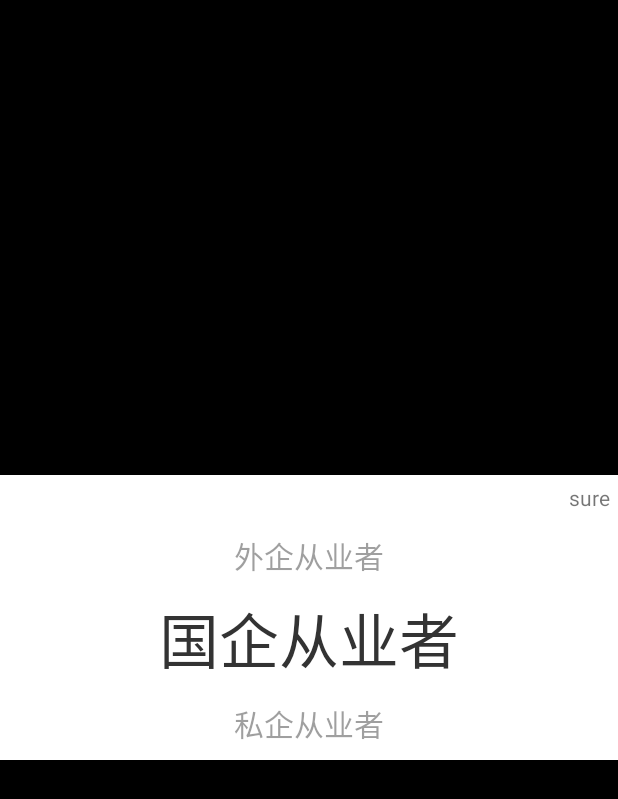
After one commit to darrenfantasy/CustomViewDemo, an Android app: the MyPickerViewActivity screen opened directly, with no data from a screen before it, on a phone screen of 412 x 824 dp. The commit adds this screen. Shown: the top 799 px of the screen. Run offline under Robolectric (Android 15) with nearby library versions, the phone set to English and light mode, and no system bars.

Commit message:
新增pickerView

```diff
--- a/app/src/main/AndroidManifest.xml
+++ b/app/src/main/AndroidManifest.xml
@@ -20,6 +20,7 @@
         <activity android:name=".ui.AnimationButtonActivity"/>
         <activity android:name=".ui.MyCanvasActivity"/>
         <activity android:name=".ui.MySwitchButtonActivity"/>
+        <activity android:name=".ui.MyPickerViewActivity"/>
     </application>
 
 </manifest>
--- a/app/src/main/java/com/fantasy/darren/mycanvasdemo/ui/MainActivity.java
+++ b/app/src/main/java/com/fantasy/darren/mycanvasdemo/ui/MainActivity.java
@@ -17,7 +17,7 @@ public class MainActivity extends AppCompatActivity {
         super.onCreate(savedInstanceState);
         setContentView(R.layout.activity_main);
         ListView listView = (ListView) findViewById(R.id.main_list_view);
-        String[] itemNames ={"AnimationButton","MyCanvas","SwitchButton"};
+        String[] itemNames ={"AnimationButton","MyCanvas","SwitchButton","pickerView"};
         ArrayList<String> stringArrayList = new ArrayList<>();
         Collections.addAll(stringArrayList,itemNames);
         MainActAdapter mainActAdapter = new MainActAdapter(stringArrayList);
--- /dev/null
+++ b/app/src/main/java/com/fantasy/darren/mycanvasdemo/ui/MyPickerViewActivity.java
@@ -0,0 +1,64 @@
+package com.fantasy.darren.mycanvasdemo.ui;
+
+import android.app.Activity;
+import android.os.Bundle;
+import android.util.Log;
+import android.view.View;
+import android.widget.TextView;
+import android.widget.Toast;
+
+import com.fantasy.darren.mycanvasdemo.R;
+import com.fantasy.darren.mycanvasdemo.widget.MyPickerView;
+
+import java.util.ArrayList;
+import java.util.List;
+
+/**
+ * Created by fantasy on 17/1/12.
+ */
+
+public class MyPickerViewActivity extends Activity {
+    MyPickerView minute_pv;
+    TextView textView;
+
+    @Override
+    protected void onCreate(Bundle savedInstanceState) {
+        super.onCreate(savedInstanceState);
+        setContentView(R.layout.my_pickerview_activity);
+        minute_pv = (MyPickerView) findViewById(R.id.minute_pv);
+        textView = (TextView) findViewById(R.id.sure);
+        textView.setOnClickListener(new View.OnClickListener() {
+            @Override
+            public void onClick(View v) {
+                Log.i("darren", "isShow:" + minute_pv.isShown());
+                if (minute_pv.isShown()) {
+                    Log.i("darren", "gone");
+                    minute_pv.setVisibility(View.GONE);
+                } else {
+                    Log.i("darren", "visible");
+                    minute_pv.setVisibility(View.VISIBLE);
+                }
+
+            }
+        });
+        List<String> data = new ArrayList<String>();
+        List<String> seconds = new ArrayList<String>();
+        String[] jobs = {"学生", "创业公司成员", "外企从业者", "国企从业者", "私企从业者", "公务员", "IT从业者"};
+        for (int i = 0; i < jobs.length; i++) {
+            data.add(jobs[i]);
+        }
+        for (int i = 0; i < 60; i++) {
+            seconds.add(i < 10 ? "0" + i : "" + i);
+        }
+        minute_pv.setData(data);
+        minute_pv.setOnSelectListener(new MyPickerView.onSelectListener() {
+
+            @Override
+            public void onSelect(String text) {
+                Toast.makeText(MyPickerViewActivity.this, "选择了 " + text,
+                        Toast.LENGTH_SHORT).show();
+            }
+        });
+    }
+
+}
--- /dev/null
+++ b/app/src/main/java/com/fantasy/darren/mycanvasdemo/widget/MyPickerView.java
@@ -0,0 +1,314 @@
+package com.fantasy.darren.mycanvasdemo.widget;
+
+import android.content.Context;
+import android.graphics.Canvas;
+import android.graphics.Paint;
+import android.os.Handler;
+import android.os.Message;
+import android.util.AttributeSet;
+import android.view.MotionEvent;
+import android.view.View;
+
+import java.util.ArrayList;
+import java.util.List;
+import java.util.Timer;
+import java.util.TimerTask;
+
+/**
+ * Created by fantasy on 17/1/12.
+ */
+
+public class MyPickerView extends View {
+    /**
+     * text之间间距和minTextSize之比
+     */
+    public static final float MARGIN_ALPHA = 2.8f;
+    /**
+     * 自动回滚到中间的速度
+     */
+    public static final float SPEED = 2;
+
+    private List<String> mDataList;
+    /**
+     * 选中的位置，这个位置是mDataList的中心位置，一直不变
+     */
+    private int mCurrentSelected;
+    private Paint mPaint;
+
+    private float mMaxTextSize = 80;
+    private float mMinTextSize = 40;
+
+    private float mMaxTextAlpha = 255;
+    private float mMinTextAlpha = 120;
+
+    private int mColorText = 0x333333;
+
+    private int mViewHeight;
+    private int mViewWidth;
+
+    private float mLastDownY;
+    /**
+     * 滑动的距离
+     */
+    private float mMoveLen = 0;
+    private boolean isInit = false;
+    private onSelectListener mSelectListener;
+    private Timer timer;
+    private MyTimerTask mTask;
+
+    Handler updateHandler = new Handler()
+    {
+
+        @Override
+        public void handleMessage(Message msg)
+        {
+            if (Math.abs(mMoveLen) < SPEED)
+            {
+                mMoveLen = 0;
+                if (mTask != null)
+                {
+                    mTask.cancel();
+                    mTask = null;
+                    performSelect();
+                }
+            } else
+                // 这里mMoveLen / Math.abs(mMoveLen)是为了保有mMoveLen的正负号，以实现上滚或下滚
+                mMoveLen = mMoveLen - mMoveLen / Math.abs(mMoveLen) * SPEED;
+            invalidate();
+        }
+
+    };
+
+    public MyPickerView(Context context)
+    {
+        super(context);
+        init();
+    }
+
+    public MyPickerView(Context context, AttributeSet attrs)
+    {
+        super(context, attrs);
+        init();
+    }
+
+    public void setOnSelectListener(onSelectListener listener)
+    {
+        mSelectListener = listener;
+    }
+
+    private void performSelect()
+    {
+        if (mSelectListener != null)
+            mSelectListener.onSelect(mDataList.get(mCurrentSelected));
+    }
+
+    public void setData(List<String> datas)
+    {
+        mDataList = datas;
+        mCurrentSelected = datas.size() / 2;
+        invalidate();
+    }
+
+    public void setSelected(int selected)
+    {
+        mCurrentSelected = selected;
+    }
+
+    private void moveHeadToTail()
+    {
+        String head = mDataList.get(0);
+        mDataList.remove(0);
+        mDataList.add(head);
+    }
+
+    private void moveTailToHead()
+    {
+        String tail = mDataList.get(mDataList.size() - 1);
+        mDataList.remove(mDataList.size() - 1);
+        mDataList.add(0, tail);
+    }
+
+    @Override
+    protected void onMeasure(int widthMeasureSpec, int heightMeasureSpec)
+    {
+        super.onMeasure(widthMeasureSpec, heightMeasureSpec);
+        mViewHeight = getMeasuredHeight();
+        mViewWidth = getMeasuredWidth();
+        // 按照View的高度计算字体大小
+        mMaxTextSize = mViewHeight / 4.0f;
+        mMinTextSize = mMaxTextSize / 2f;
+        isInit = true;
+        invalidate();
+    }
+
+    private void init()
+    {
+        timer = new Timer();
+        mDataList = new ArrayList<String>();
+        mPaint = new Paint(Paint.ANTI_ALIAS_FLAG);
+        mPaint.setStyle(Paint.Style.FILL);
+        mPaint.setTextAlign(Paint.Align.CENTER);
+        mPaint.setColor(mColorText);
+    }
+
+    @Override
+    protected void onDraw(Canvas canvas)
+    {
+        super.onDraw(canvas);
+        // 根据index绘制view
+        if (isInit)
+            drawData(canvas);
+    }
+
+    private void drawData(Canvas canvas)
+    {
+        // 先绘制选中的text再往上往下绘制其余的text
+        float scale = parabola(mViewHeight / 4.0f, mMoveLen);
+        float size = (mMaxTextSize - mMinTextSize) * scale + mMinTextSize;
+        mPaint.setTextSize(size);
+        mPaint.setAlpha((int) ((mMaxTextAlpha - mMinTextAlpha) * scale + mMinTextAlpha));
+        // text居中绘制，注意baseline的计算才能达到居中，y值是text中心坐标
+        float x = (float) (mViewWidth / 2.0);
+        float y = (float) (mViewHeight / 2.0 + mMoveLen);
+        Paint.FontMetricsInt fmi = mPaint.getFontMetricsInt();
+        float baseline = (float) (y - (fmi.bottom / 2.0 + fmi.top / 2.0));
+
+        canvas.drawText(mDataList.get(mCurrentSelected), x, baseline, mPaint);
+        // 绘制上方data
+        for (int i = 1; (mCurrentSelected - i) >= 0; i++)
+        {
+            drawOtherText(canvas, i, -1);
+        }
+        // 绘制下方data
+        for (int i = 1; (mCurrentSelected + i) < mDataList.size(); i++)
+        {
+            drawOtherText(canvas, i, 1);
+        }
+
+    }
+
+    /**
+     * @param canvas
+     * @param position
+     *            距离mCurrentSelected的差值
+     * @param type
+     *            1表示向下绘制，-1表示向上绘制
+     */
+    private void drawOtherText(Canvas canvas, int position, int type)
+    {
+        float d = (float) (MARGIN_ALPHA * mMinTextSize * position + type
+                * mMoveLen);
+        float scale = parabola(mViewHeight / 4.0f, d);
+        float size = (mMaxTextSize - mMinTextSize) * scale + mMinTextSize;
+        mPaint.setTextSize(size);
+        mPaint.setAlpha((int) ((mMaxTextAlpha - mMinTextAlpha) * scale + mMinTextAlpha));
+        float y = (float) (mViewHeight / 2.0 + type * d);
+        Paint.FontMetricsInt fmi = mPaint.getFontMetricsInt();
+        float baseline = (float) (y - (fmi.bottom / 2.0 + fmi.top / 2.0));
+        canvas.drawText(mDataList.get(mCurrentSelected + type * position),
+                (float) (mViewWidth / 2.0), baseline, mPaint);
+    }
+
+    /**
+     * 抛物线
+     *
+     * @param zero
+     *            零点坐标
+     * @param x
+     *            偏移量
+     * @return scale
+     */
+    private float parabola(float zero, float x)
+    {
+        float f = (float) (1 - Math.pow(x / zero, 2));
+        return f < 0 ? 0 : f;
+    }
+
+    @Override
+    public boolean onTouchEvent(MotionEvent event)
+    {
+        switch (event.getActionMasked())
+        {
+            case MotionEvent.ACTION_DOWN:
+                doDown(event);
+                break;
+            case MotionEvent.ACTION_MOVE:
+                doMove(event);
+                break;
+            case MotionEvent.ACTION_UP:
+                doUp(event);
+                break;
+        }
+        return true;
+    }
+
+    private void doDown(MotionEvent event)
+    {
+        if (mTask != null)
+        {
+            mTask.cancel();
+            mTask = null;
+        }
+        mLastDownY = event.getY();
+    }
+
+    private void doMove(MotionEvent event)
+    {
+
+        mMoveLen += (event.getY() - mLastDownY);
+
+        if (mMoveLen > MARGIN_ALPHA * mMinTextSize / 2)
+        {
+            // 往下滑超过离开距离
+            moveTailToHead();
+            mMoveLen = mMoveLen - MARGIN_ALPHA * mMinTextSize;
+        } else if (mMoveLen < -MARGIN_ALPHA * mMinTextSize / 2)
+        {
+            // 往上滑超过离开距离
+            moveHeadToTail();
+            mMoveLen = mMoveLen + MARGIN_ALPHA * mMinTextSize;
+        }
+
+        mLastDownY = event.getY();
+        invalidate();
+    }
+
+    private void doUp(MotionEvent event)
+    {
+        // 抬起手后mCurrentSelected的位置由当前位置move到中间选中位置
+        if (Math.abs(mMoveLen) < 0.0001)
+        {
+            mMoveLen = 0;
+            return;
+        }
+        if (mTask != null)
+        {
+            mTask.cancel();
+            mTask = null;
+        }
+        mTask = new MyTimerTask(updateHandler);
+        timer.schedule(mTask, 0, 10);
+    }
+
+    class MyTimerTask extends TimerTask
+    {
+        Handler handler;
+
+        public MyTimerTask(Handler handler)
+        {
+            this.handler = handler;
+        }
+
+        @Override
+        public void run()
+        {
+            handler.sendMessage(handler.obtainMessage());
+        }
+
+    }
+
+    public interface onSelectListener
+    {
+        void onSelect(String text);
+    }
+}
--- /dev/null
+++ b/app/src/main/res/layout/my_pickerview_activity.xml
@@ -0,0 +1,28 @@
+<RelativeLayout xmlns:android="http://schemas.android.com/apk/res/android"
+                android:layout_width="match_parent"
+                android:layout_height="match_parent"
+                android:background="#000000">
+
+    <RelativeLayout
+        android:id="@+id/picker_layout"
+        android:layout_width="wrap_content"
+        android:layout_height="wrap_content"
+        android:layout_centerInParent="true"
+        android:background="#ffffff">
+
+        <TextView
+            android:id="@+id/sure"
+            android:layout_width="wrap_content"
+            android:layout_height="wrap_content"
+            android:layout_alignParentRight="true"
+            android:padding="5dp"
+            android:text="sure" />
+
+        <com.fantasy.darren.mycanvasdemo.widget.MyPickerView
+            android:layout_below="@+id/sure"
+            android:id="@+id/minute_pv"
+            android:layout_width="match_parent"
+            android:layout_height="160dp" />
+    </RelativeLayout>
+
+</RelativeLayout>
--- a/app/src/main/res/layout/my_switchbutton_activity.xml
+++ b/app/src/main/res/layout/my_switchbutton_activity.xml
@@ -14,6 +14,7 @@
         android:layout_height="wrap_content"/>
     <com.fantasy.darren.mycanvasdemo.widget.MySwitchButton
         android:layout_below="@id/simple_switch_btn"
+        android:layout_centerHorizontal="true"
         android:layout_marginTop="20dp"
         android:layout_width="wrap_content"
         android:layout_height="wrap_content"
```
Also changed, not shown: app/src/main/java/com/fantasy/darren/mycanvasdemo/adapter/MainActAdapter.java (+16 -9 lines).
